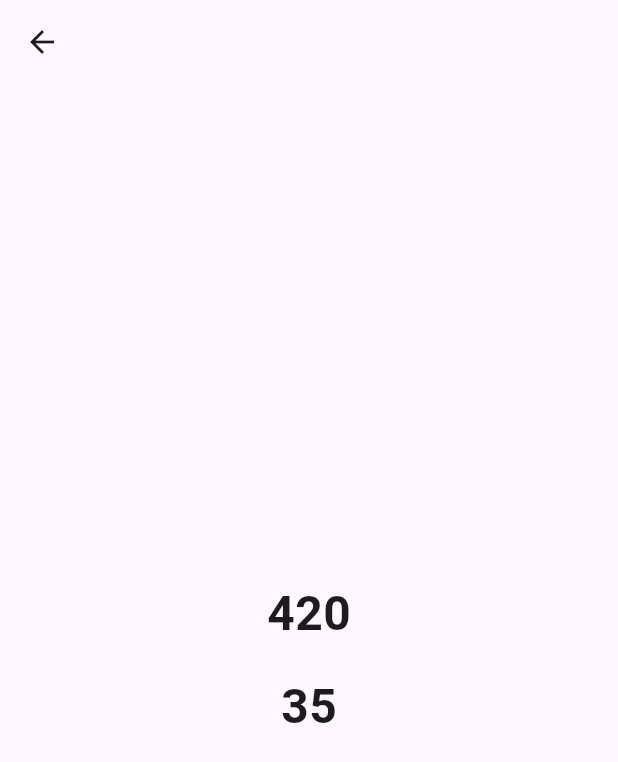
After one commit to jay-simformsolutions/get_it-demo, a Flutter app: the FactoryAutoDisposeWidget screen opened directly, on a phone screen of 412 x 824 dp. The commit adds this screen. Shown: the top 762 px of the screen. Run offline on Flutter 3.47's test engine with Material 3 defaults, Android fonts, the phone set to English and light mode, and no system bars; our stand-ins replace get_it.

Commit message:
👔 Check that factory object auto dispose in get_it (#1)

```diff
--- a/lib/repository/meme_repo.dart
+++ b/lib/repository/meme_repo.dart
@@ -5,7 +5,7 @@ import 'package:http/http.dart' as http;
 
 class MemeRepo{
   Future<Photo> getMeme() async{
-    final response = await http.get(Uri.parse("https://random.imagecdn.app/v1/image?width=500&height=150&category=buildings&format=json"));
+    final response = await http.get(Uri.parse("https://random.imagecdn.app/v1/image?width=500&height=500&category=buildings&format=json"));
     final data = jsonDecode(response.body);
     return Photo.fromJson(data);
 
--- /dev/null
+++ b/lib/repository/random_num_repo.dart
@@ -0,0 +1,15 @@
+import 'dart:math';
+
+class RandomNumberRepo{
+
+  int value = 0;
+
+  int setValue(int newValue){
+    value = newValue;
+    return value;
+  }
+
+  int getRandomNumberRepo(){
+    return Random().nextInt(1000);
+  }
+}
--- a/lib/repository/stream_repo.dart
+++ b/lib/repository/stream_repo.dart
@@ -1,5 +1,3 @@
-import 'dart:async';
-import 'dart:math';
 
 import 'package:flutter/cupertino.dart';
 
--- /dev/null
+++ b/lib/view/factory_auto_dispose.dart
@@ -0,0 +1,55 @@
+import 'package:flutter/material.dart';
+import 'package:get_it_demo/locator.dart';
+import 'package:get_it_demo/repository/random_num_repo.dart';
+
+class FactoryAutoDisposeWidget extends StatefulWidget {
+  const FactoryAutoDisposeWidget({required this.randomNumberRepo, super.key});
+
+  final RandomNumberRepo randomNumberRepo;
+
+  @override
+  State<FactoryAutoDisposeWidget> createState() =>
+      _FactoryAutoDisposeWidgetState();
+}
+
+class _FactoryAutoDisposeWidgetState extends State<FactoryAutoDisposeWidget> {
+
+  @override
+  void dispose() {
+    getIt.unregister<RandomNumberRepo>(instanceName: 'registerFactory');
+    debugPrint('Dispose Factory');
+    super.dispose();
+  }
+
+  @override
+  Widget build(BuildContext context) {
+    widget.randomNumberRepo.setValue(35);
+    debugPrint('Hash code is ${widget.randomNumberRepo.hashCode}');
+    return Scaffold(
+      appBar: AppBar(
+        leading: IconButton(
+          onPressed: () {
+            Navigator.pop(context);
+          },
+          icon: const Icon(Icons.arrow_back),
+        ),
+      ),
+      body: Center(
+        child: Column(
+          mainAxisAlignment: MainAxisAlignment.center,
+          children: [
+            Text(
+              widget.randomNumberRepo.getRandomNumberRepo().toString(),
+              style: const TextStyle(fontSize: 32, fontWeight: FontWeight.bold),
+            ),
+            const SizedBox(height: 16,),
+            Text(
+              widget.randomNumberRepo.value.toString(),
+              style: const TextStyle(fontSize: 32, fontWeight: FontWeight.bold),
+            ),
+          ],
+        ),
+      ),
+    );
+  }
+}
--- a/lib/view/stream_count.dart
+++ b/lib/view/stream_count.dart
@@ -1,5 +1,4 @@
 import 'package:flutter/material.dart';
-import 'package:get_it/get_it.dart';
 import 'package:get_it_demo/locator.dart';
 import 'package:get_it_demo/repository/stream_repo.dart';
 
@@ -16,7 +15,7 @@ class _StreamCountState extends State<StreamCount> {
   void dispose() {
     debugPrint('Object is unregister');
     /// Whenever we called unregister it will called dispose method
-    getIt.unregister<StreamRepo>();
+    getIt.reset(dispose: true);
     super.dispose();
   }
 
```
Also changed, not shown: lib/locator.dart (+12 -4 lines), lib/view/home_view_widget.dart (+57 -11 lines).
